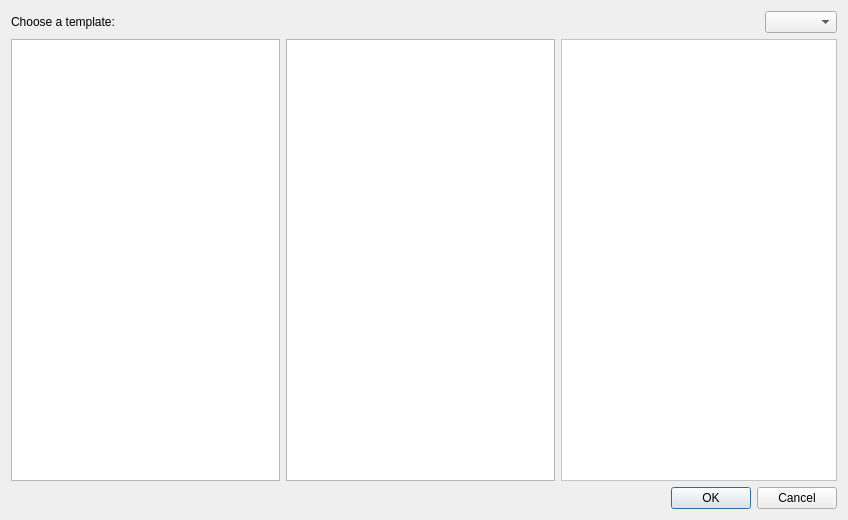
This is src/plugins/coreplugin/dialogs/newdialog.ui in qt-creator/qt-creator as Qt 5 draws it before an edit. The edited form follows.
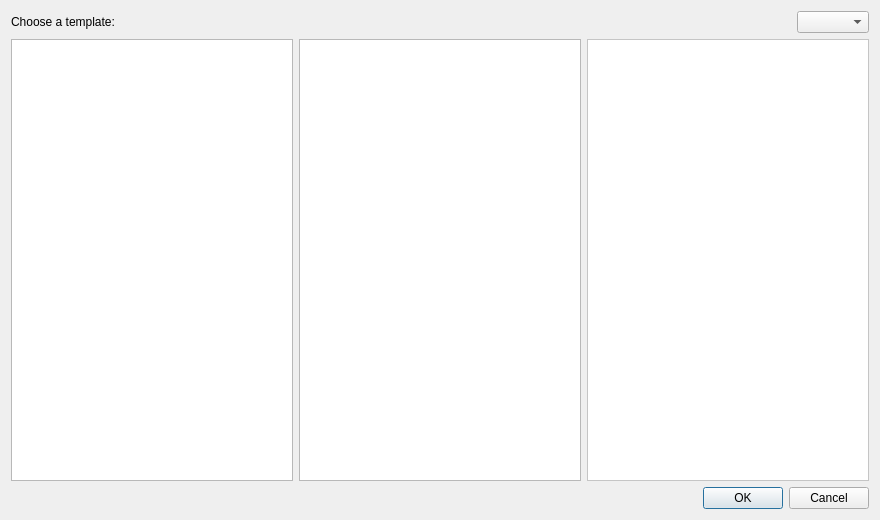
This is the edited form.

Commit message:
Wizards: increase width of dialog
We do not want scrollbars.

What changed in the file:
```diff
--- a/src/plugins/coreplugin/dialogs/newdialog.ui
+++ b/src/plugins/coreplugin/dialogs/newdialog.ui
@@ -6,7 +6,7 @@
    <rect>
     <x>0</x>
     <y>0</y>
-    <width>848</width>
+    <width>880</width>
     <height>520</height>
    </rect>
   </property>
```
